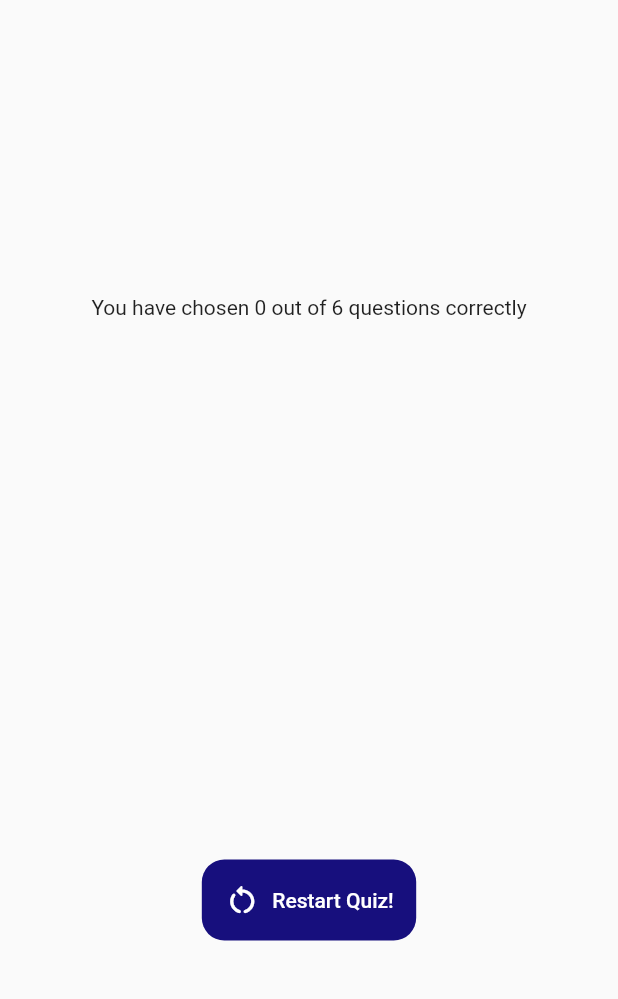
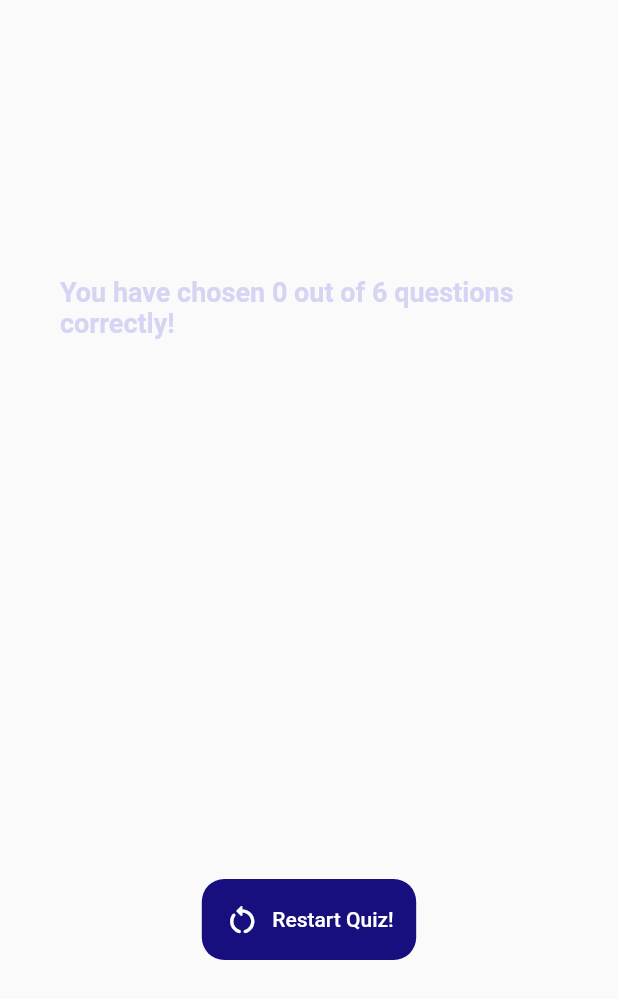
Before and after one commit to gxtanvir/quiz_app_practice, a Flutter app: the ResultScreen widget shown alone on an empty page, opened directly with empty values, on a phone screen of 412 x 824 dp. Shown: the top 999 px of the screen. Run offline on Flutter 3.47's test engine with Material 2 defaults, Android fonts, the phone set to English and light mode, and no system bars; our stand-ins replace google_fonts; Roboto replaces fonts that are missing (Abel).

Commit message:
flast update

```diff
--- a/lib/result_screen.dart
+++ b/lib/result_screen.dart
@@ -36,7 +36,12 @@ class ResultScreen extends StatelessWidget {
           mainAxisAlignment: MainAxisAlignment.center,
           children: [
             Text(
-              'You have chosen $numCorrectQuestion out of $numTotalQuestion questions correctly',
+              'You have chosen $numCorrectQuestion out of $numTotalQuestion questions correctly!',
+              style: GoogleFonts.abel(
+                color: const Color.fromARGB(255, 213, 213, 243),
+                fontSize: 18,
+                fontWeight: FontWeight.bold,
+              ),
             ),
             const SizedBox(
               height: 30,
```
Also changed, not shown: lib/quiz_summary.dart (+34 -14 lines).
